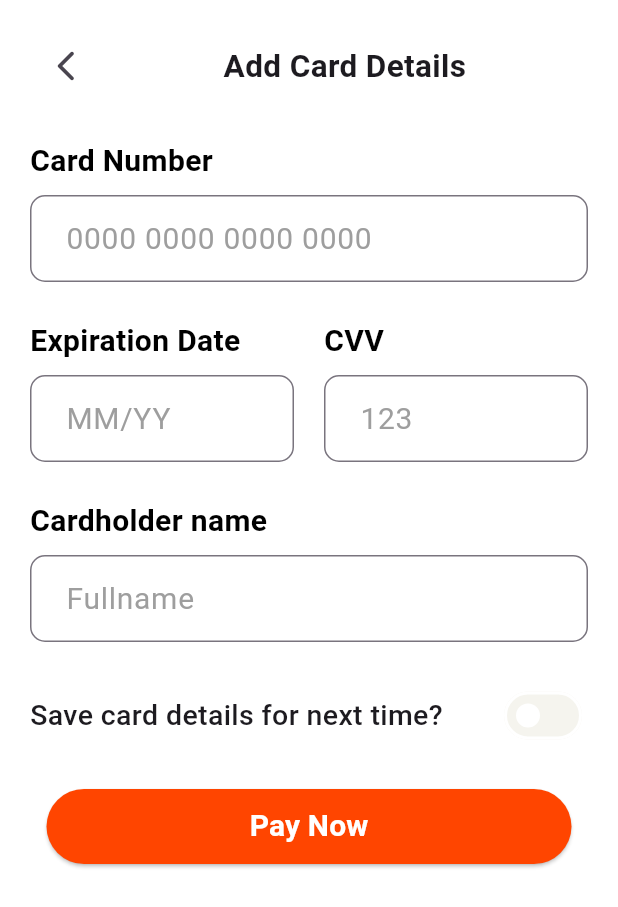
After one commit to Jason-Kaleb/BusBuddy, a Flutter app: the CardDetailsView screen opened directly, on a phone screen of 412 x 824 dp. The commit adds this screen. Shown: the top 907 px of the screen. Run offline on Flutter 3.47's test engine with Material 3 defaults, Android fonts, the phone set to English and light mode, and no system bars; our stand-ins replace firebase_auth, firebase_core, fluttertoast, google_maps_flutter, location; missing offline and left inert: flutter_polyline_points; accounts and stored records are empty.

Commit message:
made an additional view

```diff
--- a/BusBuddy/lib/main.dart
+++ b/BusBuddy/lib/main.dart
@@ -1,4 +1,4 @@
-import 'package:busbuddy/views/personal_info.dart';
+import 'package:busbuddy/views/custom_drawer.dart';
 import 'package:flutter/material.dart';
 import 'package:firebase_core/firebase_core.dart';
 
@@ -27,7 +27,7 @@ class MyApp extends StatelessWidget {
         //colorScheme: ColorScheme.fromSeed(seedColor: Colors.deepPurple),
         useMaterial3: true,
       ),
-      home: const PersonalInfoView(),
+      home: const CustomDrawer(),
     );
   }
 }
--- /dev/null
+++ b/BusBuddy/lib/views/card_details_view.dart
@@ -0,0 +1,234 @@
+import 'package:flutter/material.dart';
+
+class CardDetailsView extends StatefulWidget {
+  const CardDetailsView({super.key});
+
+  @override
+  State<CardDetailsView> createState() => _CardDetailsViewState();
+}
+
+class _CardDetailsViewState extends State<CardDetailsView> {
+  bool _saveCardDetails = false;
+  final double sizedBoxSpacing = 25.0;
+
+  @override
+  Widget build(BuildContext context) {
+    return Scaffold(
+      backgroundColor: Colors.white,
+      body: SafeArea(
+        child: SingleChildScrollView(
+          child: Container(
+            padding: const EdgeInsets.all(20.0),
+            child: Column(
+              crossAxisAlignment: CrossAxisAlignment.start,
+              children: <Widget>[
+                Row(
+                  children: [
+                    IconButton(
+                      icon: const Icon(Icons.arrow_back_ios_new_rounded),
+                      onPressed: () {},
+                    ),
+                    const Expanded(
+                      child: Text(
+                        'Add Card Details',
+                        textAlign: TextAlign.center, // Center text
+                        style: TextStyle(
+                          fontSize: 21.0,
+                          fontWeight: FontWeight.bold,
+                        ),
+                      ),
+                    ),
+                  ],
+                ),
+                SizedBox(height: sizedBoxSpacing),
+                const Text(
+                  'Card Number',
+                  style: TextStyle(
+                      color: Colors.black,
+                      fontSize: 20.0,
+                      fontWeight: FontWeight.bold,
+                    ),
+                  ),
+                const SizedBox(height: 8.0),
+                const TextField(
+                  keyboardType: TextInputType.number,
+                  maxLines: 1,
+                  decoration: InputDecoration(
+                    hintText: '0000 0000 0000 0000',
+                    hintStyle: TextStyle(
+                      color: Colors.grey,
+                      fontSize: 20.0,
+                      fontWeight: FontWeight.w400,
+                    ),
+                    contentPadding:
+                        EdgeInsets.symmetric(horizontal: 20.0, vertical: 14.0),
+                    border: OutlineInputBorder(
+                      borderRadius: BorderRadius.all(Radius.circular(10.0)),
+                    ),
+                  ),
+                ),
+                SizedBox(height: sizedBoxSpacing),
+                const Row(
+                  children: <Widget>[
+                    Expanded(
+                      child: Column(
+                        crossAxisAlignment: CrossAxisAlignment.start,
+                        children: [
+                          Text(
+                            "Expiration Date",
+                            style: TextStyle(
+                            color: Colors.black,
+                            fontSize: 20.0,
+                            fontWeight: FontWeight.bold,
+                          ),
+                            ),
+                          SizedBox(height: 8.0),
+                          TextField(
+                            keyboardType: TextInputType.datetime,
+                            decoration: InputDecoration(
+                              hintText: 'MM/YY',
+                              hintStyle: TextStyle(
+                              color: Colors.grey,
+                              fontSize: 20.0,
+                              fontWeight: FontWeight.w400,
+                            ),
+                              contentPadding: EdgeInsets.symmetric(
+                                horizontal: 20.0,
+                                vertical: 14.0,
+                              ),
+                              border: OutlineInputBorder(
+                                borderRadius:
+                                    BorderRadius.all(Radius.circular(10.0)),
+                              ),
+                            ),
+                          ),
+                        ],
+                      ),
+                    ),
+                    SizedBox(width: 20.0),
+                    Expanded(
+                      child: Column(
+                        crossAxisAlignment: CrossAxisAlignment.start,
+                        children: [
+                          Text(
+                            "CVV",
+                            style: TextStyle(
+                            color: Colors.black,
+                            fontSize: 20.0,
+                            fontWeight: FontWeight.bold,
+                          ),
+                            ),
+                          SizedBox(height: 8.0),
+                          TextField(
+                            keyboardType: TextInputType.number,
+                            decoration: InputDecoration(
+                              hintText: '123',
+                              hintStyle: TextStyle(
+                                color: Colors.grey,
+                                fontSize: 20.0,
+                                fontWeight: FontWeight.w400,
+                              ),
+                              contentPadding: EdgeInsets.symmetric(
+                                horizontal: 20.0,
+                                vertical: 14.0,
+                              ),
+                              border: OutlineInputBorder(
+                                borderRadius:
+                                    BorderRadius.all(Radius.circular(10.0)),
+                              ),
+                            ),
+                          ),
+                        ],
+                      ),
+                    ),
+                  ],
+                ),
+                SizedBox(height: sizedBoxSpacing),
+                const Text(
+                  "Cardholder name",
+                  style: TextStyle(
+                      color: Colors.black,
+                      fontSize: 20.0,
+                      fontWeight: FontWeight.bold,
+                    ),
+                  ),
+                const SizedBox(height: 8.0),
+                const TextField(
+                  decoration: InputDecoration(
+                    hintText: 'Fullname',
+                    hintStyle: TextStyle(
+                      color: Colors.grey,
+                      fontSize: 20.0,
+                      fontWeight: FontWeight.w400,
+                    ),
+                    contentPadding: EdgeInsets.symmetric(
+                      horizontal: 20.0,
+                      vertical: 14.0,
+                    ),
+                    border: OutlineInputBorder(
+                      borderRadius: BorderRadius.all(Radius.circular(10.0)),
+                    ),
+                  ),
+                ),
+                SizedBox(height: sizedBoxSpacing),
+                Row(
+                  mainAxisAlignment: MainAxisAlignment.spaceBetween,
+                  children: <Widget>[
+                    const Expanded(
+                      flex: 3,
+                      child: Text(
+                        "Save card details for next time?",
+                        style: TextStyle(
+                          fontSize: 19.0,
+                          fontWeight: FontWeight.w500
+                        ),
+                      ),
+                    ),
+                    Expanded(
+                      flex: 1,
+                      child: Align(
+                        alignment: Alignment.centerRight,
+                        child: Switch(
+                          value: _saveCardDetails, // State for switch
+                          onChanged: (bool value) {
+                            setState(() {
+                              _saveCardDetails = value; // Toggle state
+                            });
+                          },
+                          activeColor: const Color(0xFFFF4500),
+                          inactiveThumbColor: Colors.white,
+                          inactiveTrackColor: const Color.fromARGB(244, 245, 243, 237),
+                          trackOutlineColor:const WidgetStatePropertyAll(
+                            Color.fromARGB(255, 255, 255, 255),
+                          ),
+                        ),
+                      ),
+                    ),
+                  ],
+                ),
+                SizedBox(height: sizedBoxSpacing),
+                Center(
+                  child: ElevatedButton(
+                    onPressed: () => {},
+                    style: ElevatedButton.styleFrom(
+                      minimumSize: const Size(350, 50),
+                      backgroundColor: const Color(0xFFFF4500),
+                      foregroundColor: Colors.white,
+                    ),
+                    child: const Text(
+                      "Pay Now",
+                      style: TextStyle(
+                        fontSize: 20.0,
+                        fontWeight: FontWeight.bold,
+                      ),
+                    ),
+                  ),
+                ),
+              ],
+            ),
+          ),
+        ),
+      ),
+    );
+  }
+}
--- a/BusBuddy/lib/views/personal_info.dart
+++ b/BusBuddy/lib/views/personal_info.dart
@@ -1,6 +1,4 @@
-import 'package:busbuddy/services/auth_service.dart';
 import 'package:firebase_auth/firebase_auth.dart';
-import 'package:flutter/foundation.dart';
 import 'package:flutter/material.dart';
 
 
```
